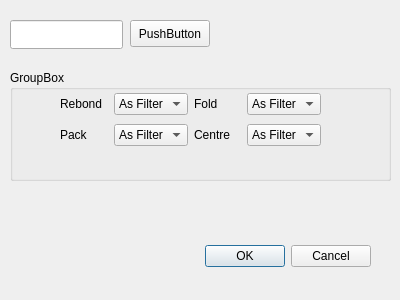
trisyoungs/aten, file src/gui/loadmodel.ui: the form before one commit.
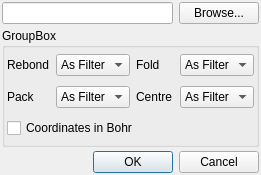
The form after the commit.

Commit message: Fixed power() routine which was being rubbish. Reworked component list to be a TableWidget instead. Finished integration of new file import dialog. Renamed ForcefieldAtom::atomType_ to ForcefieldAtom::atomtype_ for consistency with typename. Added 'Add Atom' method to edit stackpage. Fixed updating of sensitivity of cell page widgets when adding/removing cell, and update of volume when chaning with spin widgets.

Patch:
```diff
--- a/src/gui/loadmodel.ui
+++ b/src/gui/loadmodel.ui
@@ -5,73 +5,53 @@
    <rect>
     <x>0</x>
     <y>0</y>
-    <width>400</width>
-    <height>300</height>
+    <width>261</width>
+    <height>175</height>
    </rect>
   </property>
   <property name="windowTitle" >
    <string>Dialog</string>
   </property>
-  <widget class="QDialogButtonBox" name="buttonBox" >
-   <property name="geometry" >
-    <rect>
-     <x>30</x>
-     <y>240</y>
-     <width>341</width>
-     <height>32</height>
-    </rect>
+  <layout class="QVBoxLayout" >
+   <property name="margin" >
+    <number>2</number>
    </property>
-   <property name="orientation" >
-    <enum>Qt::Horizontal</enum>
+   <property name="spacing" >
+    <number>4</number>
    </property>
-   <property name="standardButtons" >
-    <set>QDialogButtonBox::Cancel|QDialogButtonBox::NoButton|QDialogButtonBox::Ok</set>
-   </property>
-  </widget>
-  <widget class="QLineEdit" name="lineEdit" >
-   <property name="geometry" >
-    <rect>
-     <x>10</x>
-     <y>20</y>
-     <width>113</width>
-     <height>29</height>
-    </rect>
-   </property>
-  </widget>
-  <widget class="QPushButton" name="pushButton" >
-   <property name="geometry" >
-    <rect>
-     <x>130</x>
-     <y>20</y>
-     <width>80</width>
-     <height>27</height>
-    </rect>
-   </property>
+   <item>
+    <layout class="QHBoxLayout" >
+     <property name="margin" >
+      <number>0</number>
+     </property>
+     <property name="spacing" >
+      <number>6</number>
+     </property>
+     <item>
+      <widget class="QLineEdit" name="LoadModelEdit" />
+     </item>
+     <item>
+      <widget class="QPushButton" name="LoadModelBrowseButton" >
    <property name="text" >
-    <string>PushButton</string>
-   </property>
-  </widget>
-  <widget class="QGroupBox" name="groupBox" >
-   <property name="geometry" >
-    <rect>
-     <x>10</x>
-     <y>70</y>
-     <width>381</width>
-     <height>111</height>
-    </rect>
-   </property>
+        <string>Browse...</string>
+       </property>
+      </widget>
+     </item>
+    </layout>
+   </item>
+   <item>
+    <widget class="QGroupBox" name="LoadModelOptionGroup" >
    <property name="title" >
     <string>GroupBox</string>
    </property>
-   <widget class="QWidget" name="" >
-    <property name="geometry" >
-     <rect>
-      <x>50</x>
-      <y>20</y>
-      <width>261</width>
-      <height>60</height>
-     </rect>
-    </property>
+     <layout class="QHBoxLayout" >
+      <property name="margin" >
+       <number>2</number>
+      </property>
+      <property name="spacing" >
+       <number>4</number>
+      </property>
+      <item>
     <layout class="QGridLayout" >
      <property name="margin" >
       <number>0</number>
@@ -79,27 +59,8 @@
      <property name="spacing" >
       <number>6</number>
      </property>
-     <item row="0" column="3" >
-      <widget class="QComboBox" name="comboBox_3" >
-       <item>
-        <property name="text" >
-         <string>As Filter</string>
-        </property>
-       </item>
-       <item>
-        <property name="text" >
-         <string>Prevent</string>
-        </property>
-       </item>
-       <item>
-        <property name="text" >
-         <string>Force</string>
-        </property>
-       </item>
-      </widget>
-     </item>
      <item row="0" column="1" >
-      <widget class="QComboBox" name="comboBox" >
+         <widget class="QComboBox" name="LoadModelRebondCombo" >
        <item>
         <property name="text" >
          <string>As Filter</string>
@@ -131,6 +92,51 @@
        </property>
       </widget>
      </item>
+        <item row="0" column="3" >
+         <widget class="QComboBox" name="LoadModelFoldCombo" >
+          <item>
+           <property name="text" >
+            <string>As Filter</string>
+           </property>
+          </item>
+          <item>
+           <property name="text" >
+            <string>Prevent</string>
+           </property>
+          </item>
+          <item>
+           <property name="text" >
+            <string>Force</string>
+           </property>
+          </item>
+         </widget>
+        </item>
+        <item row="1" column="2" >
+         <widget class="QLabel" name="CentreLabel" >
+          <property name="text" >
+           <string>Centre</string>
+          </property>
+         </widget>
+        </item>
+        <item row="1" column="3" >
+         <widget class="QComboBox" name="LoadModelCentreCombo" >
+          <item>
+           <property name="text" >
+            <string>As Filter</string>
+           </property>
+          </item>
+          <item>
+           <property name="text" >
+            <string>Prevent</string>
+           </property>
+          </item>
+          <item>
+           <property name="text" >
+            <string>Force</string>
+           </property>
+          </item>
+         </widget>
+        </item>
      <item row="1" column="0" >
       <widget class="QLabel" name="PackLabel" >
        <property name="text" >
@@ -139,7 +145,7 @@
       </widget>
      </item>
      <item row="1" column="1" >
-      <widget class="QComboBox" name="comboBox_2" >
+         <widget class="QComboBox" name="LoadModelPackCombo" >
        <item>
         <property name="text" >
          <string>As Filter</string>
@@ -157,35 +163,29 @@
        </item>
       </widget>
      </item>
-     <item row="1" column="3" >
-      <widget class="QComboBox" name="comboBox_4" >
-       <item>
+        <item row="2" column="0" colspan="3" >
+         <widget class="QCheckBox" name="LoadModelBohrCheck" >
         <property name="text" >
-         <string>As Filter</string>
-        </property>
-       </item>
-       <item>
-        <property name="text" >
-         <string>Prevent</string>
-        </property>
-       </item>
-       <item>
-        <property name="text" >
-         <string>Force</string>
-        </property>
-       </item>
-      </widget>
-     </item>
-     <item row="1" column="2" >
-      <widget class="QLabel" name="CentreLabel" >
-       <property name="text" >
-        <string>Centre</string>
-       </property>
+           <string>Coordinates in Bohr</string>
+          </property>
+         </widget>
+        </item>
+       </layout>
+      </item>
+     </layout>
+    </widget>
+   </item>
+   <item>
+    <widget class="QDialogButtonBox" name="LoadModelButtonGroup" >
+     <property name="orientation" >
+      <enum>Qt::Horizontal</enum>
+     </property>
+     <property name="standardButtons" >
+      <set>QDialogButtonBox::Cancel|QDialogButtonBox::NoButton|QDialogButtonBox::Ok</set>
+     </property>
       </widget>
      </item>
     </layout>
-   </widget>
-  </widget>
  </widget>
  <resources/>
  <connections>
```
Left out of the diff: 12 changed lines with no effect on the pictures. Lines whose indentation alone changed are shown as unchanged. The commit also changes 23 other files.
